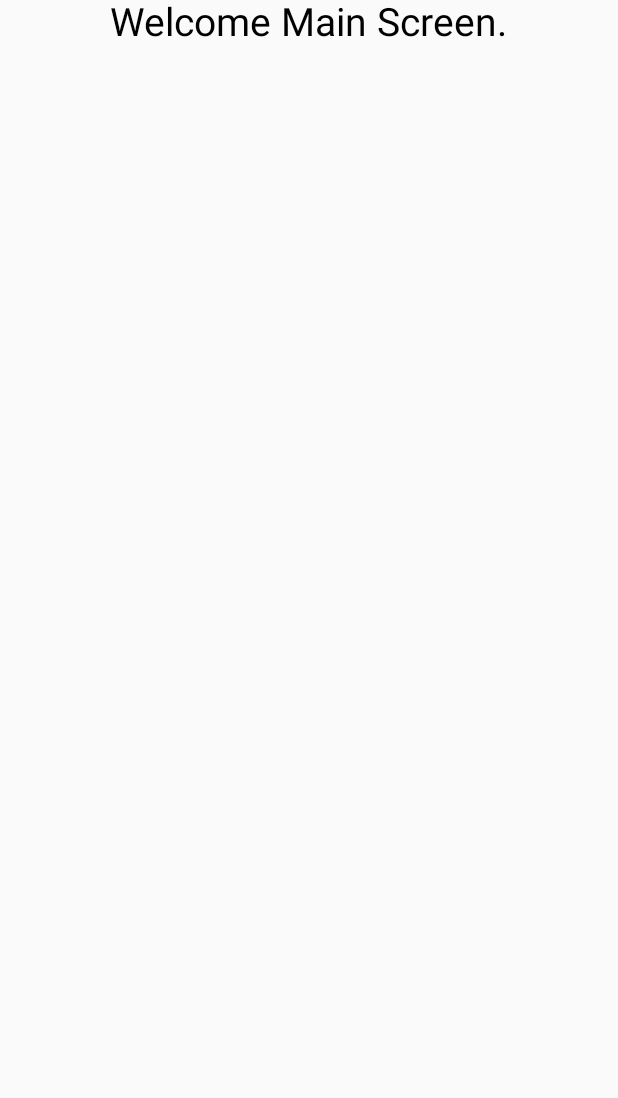
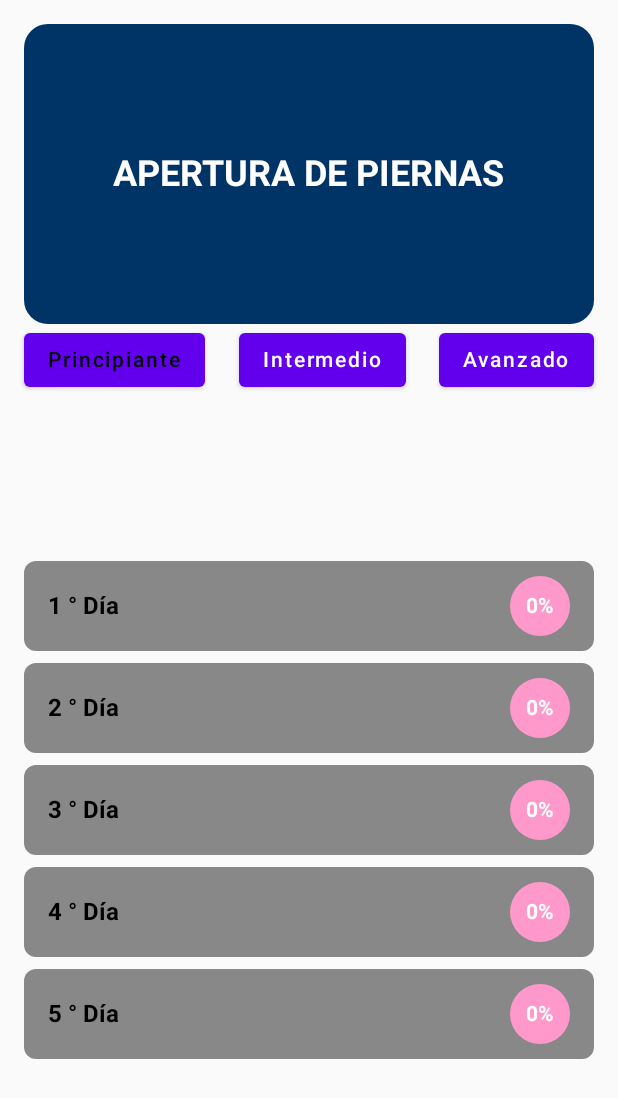
Before and after one commit to Joseleon1903/KotlinProjectSampleFirst, an Android app built with Jetpack Compose: the composable MainScreen shown on its own in the app's theme, on a phone screen of 412 x 824 dp. Shown: the top 1098 px of the screen. Run offline under Robolectric (Android 15) with nearby library versions, the phone set to English and light mode, and no system bars; our stand-ins replace Voyager.

Commit message:
add navigation

```diff
--- /dev/null
+++ b/composeApp/src/commonMain/kotlin/org/example/project/sample/first/componente/NivelButton.kt
@@ -0,0 +1,7 @@
+package org.example.project.sample.first.componente
+
+
+class NivelButton {
+
+
+}
--- a/composeApp/src/commonMain/kotlin/org/example/project/sample/first/screen/MainScreen.kt
+++ b/composeApp/src/commonMain/kotlin/org/example/project/sample/first/screen/MainScreen.kt
@@ -1,41 +1,169 @@
 package org.example.project.sample.first.screen
 
-import androidx.compose.animation.AnimatedVisibility
-import androidx.compose.animation.fadeIn
-import androidx.compose.animation.fadeOut
+import androidx.compose.foundation.layout.Box
 import androidx.compose.foundation.layout.Column
-import androidx.compose.foundation.layout.Spacer
+import androidx.compose.foundation.layout.Row
 import androidx.compose.foundation.layout.fillMaxWidth
 import androidx.compose.foundation.layout.height
-import androidx.compose.material.Button
 import androidx.compose.material.Text
-import androidx.compose.material.TextField
 import androidx.compose.runtime.Composable
-import androidx.compose.runtime.getValue
-import androidx.compose.runtime.mutableStateOf
-import androidx.compose.runtime.remember
-import androidx.compose.runtime.setValue
 import androidx.compose.ui.Alignment
 import androidx.compose.ui.Modifier
 import androidx.compose.ui.graphics.Color
 import androidx.compose.ui.unit.dp
 import androidx.compose.ui.unit.sp
 import cafe.adriel.voyager.core.screen.Screen
-import cafe.adriel.voyager.navigator.LocalNavigator
-import cafe.adriel.voyager.navigator.currentOrThrow
+import androidx.compose.foundation.layout.fillMaxSize
+import androidx.compose.foundation.shape.RoundedCornerShape
+import androidx.compose.material.Button
+import androidx.compose.material.ButtonDefaults
+import androidx.compose.ui.text.font.FontWeight
+import androidx.compose.ui.text.style.TextAlign
+import androidx.compose.foundation.background
+import androidx.compose.foundation.layout.Arrangement
+import androidx.compose.foundation.layout.Spacer
+import androidx.compose.foundation.layout.padding
+import androidx.compose.foundation.layout.size
+import androidx.compose.foundation.rememberScrollState
+import androidx.compose.foundation.shape.CircleShape
+import androidx.compose.foundation.verticalScroll
 
 class MainScreen : Screen {
+
+
 
     @Composable
     override fun Content() {
 
+        val scrollState = rememberScrollState()
 
-        Column(Modifier.fillMaxWidth(), horizontalAlignment = Alignment.CenterHorizontally) {
 
-            Text("Welcome Main Screen.", fontSize = 26.sp, color = Color.Black)
+
+            Column(
+                modifier = Modifier
+                    .fillMaxSize()
+                    .padding(all =16.dp )
+            ) {
+
+                // Encabezado
+                Box(
+                    modifier = Modifier
+                        .fillMaxWidth()
+                        .height(200.dp)
+                        .background(Color(0xFF003366), shape = RoundedCornerShape(16.dp)),
+                    contentAlignment = Alignment.Center
+                ) {
+                    Text(
+                        text = "APERTURA DE PIERNAS",
+                        color = Color.White,
+                        fontSize = 24.sp,
+                        fontWeight = FontWeight.Bold
+                    )
+                }
+
+                Box( modifier = Modifier
+                    .fillMaxWidth(),
+//                    .height(200.dp),
+                    contentAlignment = Alignment.Center){
+
+                    // Selector de nivel
+                    Row(
+                        modifier = Modifier.fillMaxWidth(),
+                        horizontalArrangement = Arrangement.SpaceBetween
+                    ) {
+                        NivelButton("Principiante", isSelected = true)
+                        NivelButton("Intermedio", isSelected = false)
+                        NivelButton("Avanzado", isSelected = false)
+                    }
+                }
+
+                Spacer(modifier = Modifier.height(16.dp))
+
+                Box(modifier = Modifier
+                    .fillMaxWidth(),
+                    contentAlignment = Alignment.Center
+                ){
+                    // Lista de días
+                    Column(  modifier = Modifier
+                        .fillMaxSize()
+                        .verticalScroll(scrollState),
+                        horizontalAlignment = Alignment.CenterHorizontally,
+                        verticalArrangement = Arrangement.Center
+                    ) {
+                        // Lista de días
+                        for (day in 1..5) {
+                            DiaCard(dia = day, porcentaje = 0)
+                            Spacer(modifier = Modifier.height(8.dp))
+                        }
+                    }
+
+                }
+
+            }
+
+
 
         }
+}
+
+@Composable
+fun NivelButton(text: String, isSelected: Boolean) {
+    Button(
+        onClick = { /* Acción para cambiar de nivel */ },
+        colors = ButtonDefaults.buttonColors(
+            contentColor =if (isSelected) Color.Green else Color.Gray
+        ),
+//        modifier = Modifier.weight(1f)
+    ) {
+        Text(
+            text = text,
+            color = if (isSelected) Color.Black else Color.White,
+            fontSize = 14.sp
+        )
     }
+}
 
+@Composable
+fun DiaCard(dia: Int, porcentaje: Int) {
+    Row(
+        modifier = Modifier
+            .fillMaxWidth()
+            .height(60.dp)
+            .background(Color.Gray, shape = RoundedCornerShape(8.dp))
+            .padding(horizontal = 16.dp),
+        verticalAlignment = Alignment.CenterVertically,
+        horizontalArrangement = Arrangement.SpaceBetween
+    ) {
+        Text(
+            text = "$dia ° Día",
+            color = Color.Black,
+            fontSize = 16.sp,
+            fontWeight = FontWeight.Bold
+        )
 
+        Box(
+            modifier = Modifier
+                .size(40.dp)
+                .background(Color(0xFFFF99CC), shape = CircleShape),
+            contentAlignment = Alignment.Center
+        ) {
+            Text(
+                text = "$porcentaje%",
+                color = Color.White,
+                fontSize = 14.sp,
+                fontWeight = FontWeight.Bold,
+                textAlign = TextAlign.Center
+            )
+        }
+    }
 }
+
+@Composable
+fun NavItem(text: String) {
+    Text(
+        text = text,
+        color = Color.White,
+        fontSize = 14.sp,
+        fontWeight = FontWeight.Bold
+    )
+}
--- a/composeApp/src/commonMain/kotlin/org/example/project/sample/first/screen/PreviewSplashScreen.kt
+++ b/composeApp/src/commonMain/kotlin/org/example/project/sample/first/screen/PreviewSplashScreen.kt
@@ -11,6 +11,7 @@ import androidx.compose.foundation.layout.fillMaxWidth
 import androidx.compose.foundation.layout.height
 import androidx.compose.foundation.layout.size
 import androidx.compose.material.LinearProgressIndicator
+import androidx.compose.material.MaterialTheme
 import androidx.compose.material.Text
 import androidx.compose.runtime.Composable
 import androidx.compose.runtime.LaunchedEffect
@@ -50,7 +51,7 @@ class PreviewSplashScreen : Screen {
         // Proceso de carga simulada
         LaunchedEffect(Unit) {
             while (progress < 1f) {
-                delay(150) // Simula el tiempo de carga
+                delay(50) // Simula el tiempo de carga
                 progress += 0.02f
             }
             // Acción al finalizar la carga
@@ -60,7 +61,7 @@ class PreviewSplashScreen : Screen {
         Box(
             modifier = Modifier
                 .fillMaxSize()
-                .background(Color(0xFF0F1C44)), // Fondo azul oscuro
+                .background(MaterialTheme.colors.background), // Fondo azul oscuro
             contentAlignment = Alignment.Center
         ) {
 
--- a/composeApp/src/commonMain/kotlin/org/example/project/sample/first/screen/SecondScreen.kt
+++ b/composeApp/src/commonMain/kotlin/org/example/project/sample/first/screen/SecondScreen.kt
@@ -16,7 +16,7 @@ class SecondScreen : Screen {
     @Composable
     override fun Content() {
 
-        Box(modifier = Modifier.fillMaxSize().background(Color.Green), contentAlignment = Alignment.Center){
+        Box(modifier = Modifier.fillMaxSize(), contentAlignment = Alignment.Center){
 
             Text("Welcome Second Screen.", fontSize = 26.sp, color = Color.White)
 
--- a/composeApp/src/commonMain/kotlin/org/example/project/sample/first/screen/SettingScreen.kt
+++ b/composeApp/src/commonMain/kotlin/org/example/project/sample/first/screen/SettingScreen.kt
@@ -17,7 +17,7 @@ class SettingScreen :Screen{
     @Composable
     override fun Content() {
 
-        Box(modifier = Modifier.fillMaxSize().background(Color.Green), contentAlignment = Alignment.Center){
+        Box(modifier = Modifier.fillMaxSize(), contentAlignment = Alignment.Center){
 
             Text("Welcome Setting Screen.", fontSize = 26.sp, color = Color.White)
 
--- a/composeApp/src/commonMain/kotlin/org/example/project/sample/first/screen/tab/MainTab.kt
+++ b/composeApp/src/commonMain/kotlin/org/example/project/sample/first/screen/tab/MainTab.kt
@@ -16,6 +16,7 @@ import androidx.compose.ui.graphics.vector.rememberVectorPainter
 import androidx.compose.ui.unit.sp
 import cafe.adriel.voyager.navigator.tab.Tab
 import cafe.adriel.voyager.navigator.tab.TabOptions
+import org.example.project.sample.first.screen.MainScreen
 
 object MainTab: Tab {
 
@@ -30,12 +31,12 @@ object MainTab: Tab {
 
     @Composable
     override fun Content() {
-        Box(modifier = Modifier.fillMaxSize().background(Color.Green), contentAlignment = Alignment.Center){
 
-            Text("MainScreen", fontSize = 22.sp, color = Color.Black)
+        MainScreen().Content();
 
-        }
+
     }
 
 
+
 }
--- a/composeApp/src/commonMain/kotlin/org/example/project/sample/first/screen/tab/SecondTab.kt
+++ b/composeApp/src/commonMain/kotlin/org/example/project/sample/first/screen/tab/SecondTab.kt
@@ -15,6 +15,7 @@ import androidx.compose.ui.graphics.vector.rememberVectorPainter
 import androidx.compose.ui.unit.sp
 import cafe.adriel.voyager.navigator.tab.Tab
 import cafe.adriel.voyager.navigator.tab.TabOptions
+import org.example.project.sample.first.screen.SecondScreen
 
 object SecondTab : Tab {
 
@@ -29,11 +30,7 @@ object SecondTab : Tab {
 
     @Composable
     override fun Content() {
-        Box(modifier = Modifier.fillMaxSize().background(Color.Green), contentAlignment = Alignment.Center){
-
-            Text("SecondScreen", fontSize = 22.sp, color = Color.Black)
-
-        }
+       SecondScreen().Content();
     }
 
 
--- a/composeApp/src/commonMain/kotlin/org/example/project/sample/first/screen/tab/SettingTab.kt
+++ b/composeApp/src/commonMain/kotlin/org/example/project/sample/first/screen/tab/SettingTab.kt
@@ -16,6 +16,7 @@ import androidx.compose.ui.graphics.vector.rememberVectorPainter
 import androidx.compose.ui.unit.sp
 import cafe.adriel.voyager.navigator.tab.Tab
 import cafe.adriel.voyager.navigator.tab.TabOptions
+import org.example.project.sample.first.screen.SettingScreen
 
 object SettingTab :Tab {
 
@@ -31,11 +32,8 @@ object SettingTab :Tab {
 
     @Composable
     override fun Content() {
-        Box(modifier = Modifier.fillMaxSize().background(Color.Green), contentAlignment = Alignment.Center){
 
-            Text("SettingScreen", fontSize = 22.sp, color = Color.Black)
-
-        }
+        SettingScreen().Content();
     }
 
 
```
